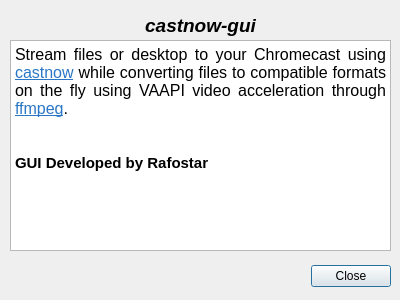
Before: the Qt Designer form src/aboutwindow.ui in Rafostar/castnow-gui, drawn with Qt 5.
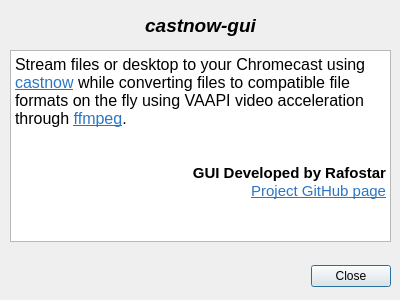
After: the same form once the commit is applied.

Commit message: Working links in about window

Patch:
```diff
--- a/src/aboutwindow.ui
+++ b/src/aboutwindow.ui
@@ -10,6 +10,18 @@
     <height>300</height>
    </rect>
   </property>
+  <property name="minimumSize">
+   <size>
+    <width>400</width>
+    <height>300</height>
+   </size>
+  </property>
+  <property name="maximumSize">
+   <size>
+    <width>400</width>
+    <height>300</height>
+   </size>
+  </property>
   <property name="windowTitle">
    <string>About</string>
   </property>
@@ -53,30 +65,37 @@
     <set>Qt::AlignCenter</set>
    </property>
   </widget>
-  <widget class="QTextEdit" name="aboutText">
+  <widget class="QTextBrowser" name="textBrowser">
    <property name="geometry">
     <rect>
      <x>10</x>
-     <y>40</y>
+     <y>50</y>
      <width>381</width>
-     <height>211</height>
+     <height>192</height>
     </rect>
    </property>
-   <property name="autoFillBackground">
-    <bool>true</bool>
+   <property name="cursor" stdset="0">
+    <cursorShape>ArrowCursor</cursorShape>
    </property>
-   <property name="readOnly">
-    <bool>true</bool>
+   <property name="focusPolicy">
+    <enum>Qt::NoFocus</enum>
    </property>
    <property name="html">
     <string>&lt;!DOCTYPE HTML PUBLIC &quot;-//W3C//DTD HTML 4.0//EN&quot; &quot;http://www.w3.org/TR/REC-html40/strict.dtd&quot;&gt;
 &lt;html&gt;&lt;head&gt;&lt;meta name=&quot;qrichtext&quot; content=&quot;1&quot; /&gt;&lt;style type=&quot;text/css&quot;&gt;
 p, li { white-space: pre-wrap; }
 &lt;/style&gt;&lt;/head&gt;&lt;body style=&quot; font-family:'Cantarell'; font-size:11pt; font-weight:400; font-style:normal;&quot;&gt;
-&lt;p align=&quot;justify&quot; style=&quot; margin-top:0px; margin-bottom:0px; margin-left:0px; margin-right:0px; -qt-block-indent:0; text-indent:0px;&quot;&gt;&lt;span style=&quot; font-size:12pt;&quot;&gt;Stream files or desktop to your Chromecast using &lt;/span&gt;&lt;a href=&quot;https://github.com/xat/castnow&quot;&gt;&lt;span style=&quot; font-size:12pt; text-decoration: underline; color:#2a76c6;&quot;&gt;castnow&lt;/span&gt;&lt;/a&gt;&lt;span style=&quot; font-size:12pt;&quot;&gt; while converting files to compatible formats on the fly using VAAPI video acceleration through &lt;/span&gt;&lt;a href=&quot;https://www.ffmpeg.org&quot;&gt;&lt;span style=&quot; font-size:12pt; text-decoration: underline; color:#2a76c6;&quot;&gt;ffmpeg&lt;/span&gt;&lt;/a&gt;&lt;span style=&quot; font-size:12pt;&quot;&gt;.&lt;/span&gt;&lt;/p&gt;
+&lt;p style=&quot; margin-top:0px; margin-bottom:0px; margin-left:0px; margin-right:0px; -qt-block-indent:0; text-indent:0px;&quot;&gt;&lt;span style=&quot; font-size:12pt;&quot;&gt;Stream files or desktop to your Chromecast using &lt;/span&gt;&lt;a href=&quot;https://github.com/xat/castnow&quot;&gt;&lt;span style=&quot; font-size:12pt; text-decoration: underline; color:#2a76c6;&quot;&gt;castnow&lt;/span&gt;&lt;/a&gt;&lt;span style=&quot; font-size:12pt;&quot;&gt; while converting files to compatible file formats on the fly using VAAPI video acceleration through &lt;/span&gt;&lt;a href=&quot;https://www.ffmpeg.org&quot;&gt;&lt;span style=&quot; font-size:12pt; text-decoration: underline; color:#2a76c6;&quot;&gt;ffmpeg&lt;/span&gt;&lt;/a&gt;&lt;span style=&quot; font-size:12pt;&quot;&gt;.&lt;/span&gt;&lt;/p&gt;
 &lt;p align=&quot;justify&quot; style=&quot;-qt-paragraph-type:empty; margin-top:0px; margin-bottom:0px; margin-left:0px; margin-right:0px; -qt-block-indent:0; text-indent:0px;&quot;&gt;&lt;br /&gt;&lt;/p&gt;
 &lt;p align=&quot;justify&quot; style=&quot;-qt-paragraph-type:empty; margin-top:0px; margin-bottom:0px; margin-left:0px; margin-right:0px; -qt-block-indent:0; text-indent:0px;&quot;&gt;&lt;br /&gt;&lt;/p&gt;
-&lt;p style=&quot; margin-top:0px; margin-bottom:0px; margin-left:0px; margin-right:0px; -qt-block-indent:0; text-indent:0px;&quot;&gt;&lt;span style=&quot; font-weight:600;&quot;&gt;GUI Developed by Rafostar&lt;/span&gt;&lt;/p&gt;&lt;/body&gt;&lt;/html&gt;</string>
+&lt;p align=&quot;right&quot; style=&quot; margin-top:0px; margin-bottom:0px; margin-left:0px; margin-right:0px; -qt-block-indent:0; text-indent:0px;&quot;&gt;&lt;span style=&quot; font-weight:600;&quot;&gt;GUI Developed by Rafostar&lt;/span&gt;&lt;/p&gt;
+&lt;p align=&quot;right&quot; style=&quot; margin-top:0px; margin-bottom:0px; margin-left:0px; margin-right:0px; -qt-block-indent:0; text-indent:0px;&quot;&gt;&lt;a href=&quot;https://github.com/Rafostar/castnow-gui&quot;&gt;&lt;span style=&quot; text-decoration: underline; color:#2a76c6;&quot;&gt;Project GitHub page&lt;/span&gt;&lt;/a&gt;&lt;/p&gt;&lt;/body&gt;&lt;/html&gt;</string>
+   </property>
+   <property name="textInteractionFlags">
+    <set>Qt::LinksAccessibleByKeyboard|Qt::LinksAccessibleByMouse</set>
+   </property>
+   <property name="openExternalLinks">
+    <bool>true</bool>
    </property>
   </widget>
  </widget>
```
The commit also changes 4 other files.
